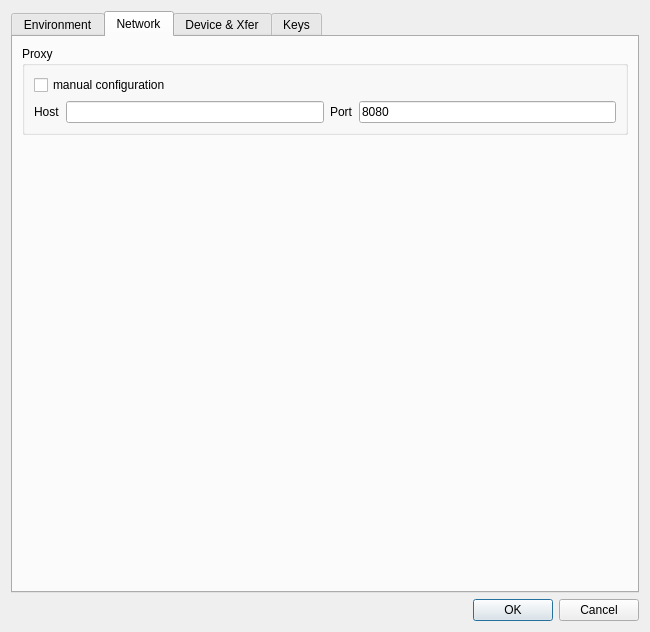
Old version of the form src/IDlgConfig.ui in the repository ntruchsess/QLandkarteGT.
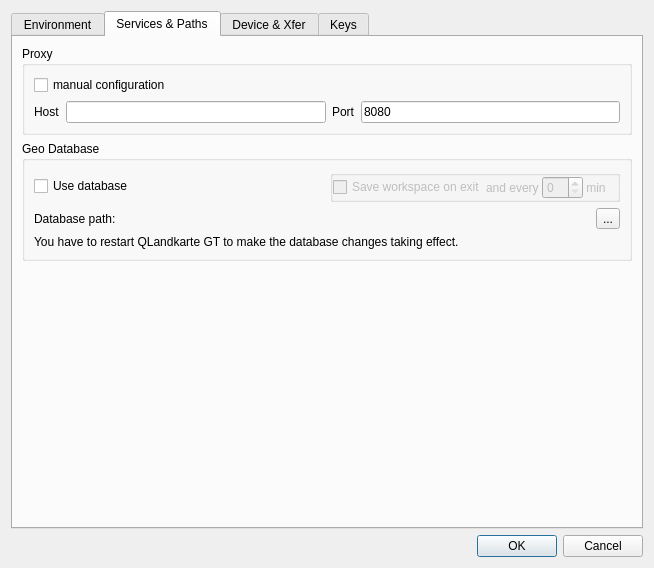
New version of the form. The open tabs and pages were chosen to show the change.

Commit message: add save wks on every xxx minutes

```diff
--- a/src/IDlgConfig.ui
+++ b/src/IDlgConfig.ui
@@ -6,8 +6,8 @@
    <rect>
     <x>0</x>
     <y>0</y>
-    <width>650</width>
-    <height>632</height>
+    <width>654</width>
+    <height>568</height>
    </rect>
   </property>
   <property name="windowTitle">
@@ -202,77 +202,6 @@
          </layout>
         </widget>
        </item>
-       <item>
-        <widget class="QGroupBox" name="groupBoxGeoDB">
-         <property name="title">
-          <string>Geo Database</string>
-         </property>
-         <layout class="QVBoxLayout" name="verticalLayout_2">
-          <item>
-           <layout class="QHBoxLayout" name="horizontalLayout_2">
-            <item>
-             <widget class="QCheckBox" name="checkUseGeoDB">
-              <property name="text">
-               <string>Use database</string>
-              </property>
-             </widget>
-            </item>
-            <item>
-             <widget class="QCheckBox" name="checkGeoDBSaveOnExit">
-              <property name="enabled">
-               <bool>false</bool>
-              </property>
-              <property name="text">
-               <string>Save workspace on exit</string>
-              </property>
-             </widget>
-            </item>
-           </layout>
-          </item>
-          <item>
-           <layout class="QHBoxLayout" name="horizontalLayout_3">
-            <item>
-             <widget class="QLabel" name="label_6">
-              <property name="sizePolicy">
-               <sizepolicy hsizetype="Maximum" vsizetype="Preferred">
-                <horstretch>0</horstretch>
-                <verstretch>0</verstretch>
-               </sizepolicy>
-              </property>
-              <property name="text">
-               <string>Database path:</string>
-              </property>
-             </widget>
-            </item>
-            <item>
-             <widget class="QLabel" name="labelPathGeoDB">
-              <property name="text">
-               <string/>
-              </property>
-             </widget>
-            </item>
-            <item>
-             <widget class="QToolButton" name="toolPathGeoDB">
-              <property name="text">
-               <string>...</string>
-              </property>
-             </widget>
-            </item>
-           </layout>
-          </item>
-          <item>
-           <widget class="QLabel" name="label_3">
-            <property name="text">
-             <string>You have to restart QLandkarte GT to make the database changes taking effect.</string>
-            </property>
-            <property name="wordWrap">
-             <bool>true</bool>
-            </property>
-           </widget>
-          </item>
-         </layout>
-        </widget>
-       </item>
        <item>
         <spacer>
          <property name="orientation">
@@ -290,7 +219,7 @@
      </widget>
      <widget class="QWidget" name="tab_2">
       <attribute name="title">
-       <string>Network</string>
+       <string>Services &amp;&amp; Paths</string>
       </attribute>
       <layout class="QVBoxLayout">
        <item>
@@ -340,6 +269,125 @@
          </layout>
         </widget>
        </item>
+       <item>
+        <widget class="QGroupBox" name="groupBoxGeoDB">
+         <property name="enabled">
+          <bool>true</bool>
+         </property>
+         <property name="title">
+          <string>Geo Database</string>
+         </property>
+         <property name="flat">
+          <bool>false</bool>
+         </property>
+         <layout class="QVBoxLayout" name="verticalLayout_4">
+          <item>
+           <layout class="QHBoxLayout" name="horizontalLayout_4">
+            <item>
+             <widget class="QCheckBox" name="checkUseGeoDB">
+              <property name="text">
+               <string>Use database</string>
+              </property>
+             </widget>
+            </item>
+            <item>
+             <widget class="QGroupBox" name="groupSaveWks">
+              <property name="enabled">
+               <bool>false</bool>
+              </property>
+              <property name="title">
+               <string/>
+              </property>
+              <property name="flat">
+               <bool>true</bool>
+              </property>
+              <layout class="QHBoxLayout" name="horizontalLayout_6">
+               <property name="spacing">
+                <number>0</number>
+               </property>
+               <property name="margin">
+                <number>0</number>
+               </property>
+               <item>
+                <widget class="QCheckBox" name="checkGeoDBSaveOnExit">
+                 <property name="text">
+                  <string>Save workspace on exit</string>
+                 </property>
+                </widget>
+               </item>
+               <item>
+                <widget class="QLabel" name="label_8">
+                 <property name="text">
+                  <string>and every </string>
+                 </property>
+                </widget>
+               </item>
+               <item>
+                <widget class="QSpinBox" name="spinGeoDBMinutes">
+                 <property name="maximum">
+                  <number>60</number>
+                 </property>
+                 <property name="singleStep">
+                  <number>5</number>
+                 </property>
+                </widget>
+               </item>
+               <item>
+                <widget class="QLabel" name="label_9">
+                 <property name="text">
+                  <string> min</string>
+                 </property>
+                </widget>
+               </item>
+              </layout>
+             </widget>
+            </item>
+           </layout>
+          </item>
+          <item>
+           <layout class="QHBoxLayout" name="horizontalLayout_5">
+            <item>
+             <widget class="QLabel" name="label_7">
+              <property name="sizePolicy">
+               <sizepolicy hsizetype="Maximum" vsizetype="Preferred">
+                <horstretch>0</horstretch>
+                <verstretch>0</verstretch>
+               </sizepolicy>
+              </property>
+              <property name="text">
+               <string>Database path:</string>
+              </property>
+             </widget>
+            </item>
+            <item>
+             <widget class="QLabel" name="labelPathGeoDB">
+              <property name="text">
+               <string/>
+              </property>
+             </widget>
+            </item>
+            <item>
+             <widget class="QToolButton" name="toolPathGeoDB">
+              <property name="text">
+               <string>...</string>
+              </property>
+             </widget>
+            </item>
+           </layout>
+          </item>
+          <item>
+           <widget class="QLabel" name="label_5">
+            <property name="text">
+             <string>You have to restart QLandkarte GT to make the database changes taking effect.</string>
+            </property>
+            <property name="wordWrap">
+             <bool>true</bool>
+            </property>
+           </widget>
+          </item>
+         </layout>
+        </widget>
+       </item>
        <item>
         <spacer name="verticalSpacer">
          <property name="orientation">
```
The commit also changes 5 other files.
